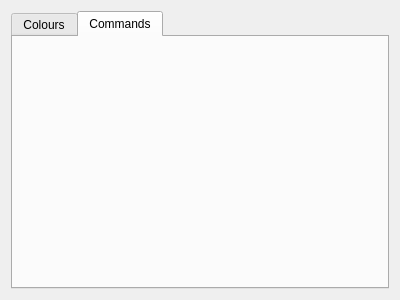
First picture: the form in example/exampleWidgetQt/preferences.ui, repository JohnDTill/Forscape, before the edit.
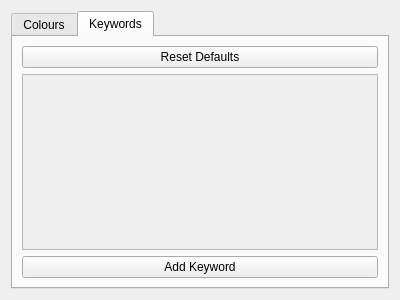
Second picture: the form after the edit. The open tabs and pages were chosen to show the change.

Commit message:
Basic keyword customisation
The typesetting was not prepared to be multipurposed in different widgets beyond the editor and console. It's all held together with duct tape and prayers. It will be a good chance to refactor a bit.

Diff of the .ui file:
```diff
--- a/example/exampleWidgetQt/preferences.ui
+++ b/example/exampleWidgetQt/preferences.ui
@@ -48,8 +48,42 @@
      </widget>
      <widget class="QWidget" name="Commands">
       <attribute name="title">
-       <string>Commands</string>
+       <string>Keywords</string>
       </attribute>
+      <layout class="QVBoxLayout" name="verticalLayout_2">
+       <item>
+        <widget class="QPushButton" name="keywordDefaultsButton">
+         <property name="text">
+          <string>Reset Defaults</string>
+         </property>
+        </widget>
+       </item>
+       <item>
+        <widget class="QScrollArea" name="scrollArea">
+         <property name="widgetResizable">
+          <bool>true</bool>
+         </property>
+         <widget class="QWidget" name="scrollAreaWidgetContents">
+          <property name="geometry">
+           <rect>
+            <x>0</x>
+            <y>0</y>
+            <width>358</width>
+            <height>172</height>
+           </rect>
+          </property>
+          <layout class="QGridLayout" name="gridLayout"/>
+         </widget>
+        </widget>
+       </item>
+       <item>
+        <widget class="QPushButton" name="keywordAddButton">
+         <property name="text">
+          <string>Add Keyword</string>
+         </property>
+        </widget>
+       </item>
+      </layout>
      </widget>
     </widget>
    </item>
```
Left out of the diff: 2 changed lines with no effect on the pictures. The commit also changes 13 other files.
